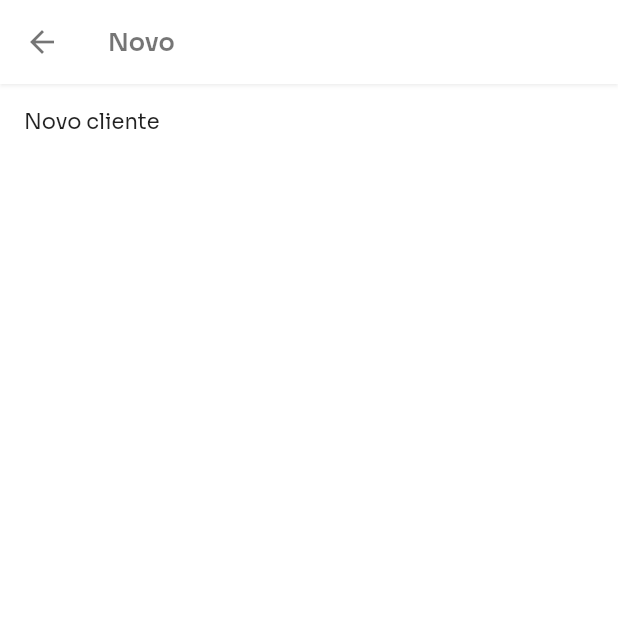
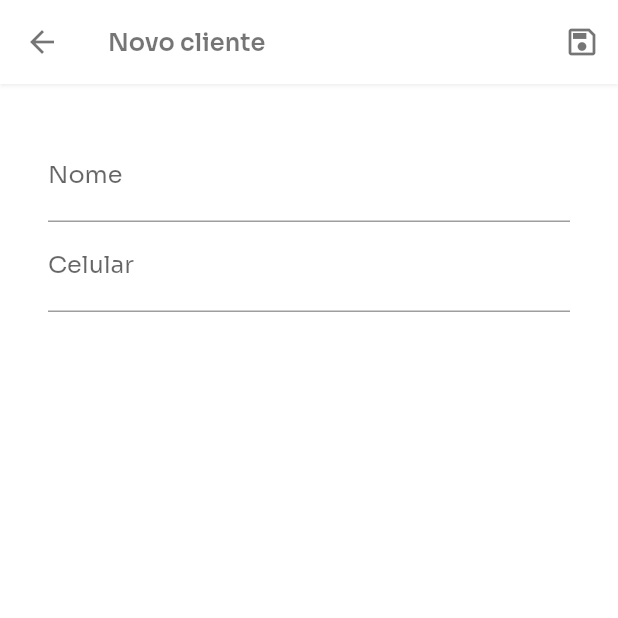
Before and after one commit to hugodesenv/app.controle.agendamentos, a Flutter app: the CustomerNew screen opened by its route, on a phone screen of 412 x 824 dp, the top half of it. Run offline on Flutter 3.47's test engine with Material 2 defaults, Android fonts, the phone set to English and light mode, and no system bars; our stand-ins replace awesome_dialog, bloc, contacts_service, firebase_auth, firebase_core, flutter_bloc and 4 more; accounts and stored records are empty; generated files the repository leaves out were written again.

Commit message:
Padronizaçoes

```diff
--- a/lib/pages/customer/new/bloc/customer_new_bloc.dart
+++ b/lib/pages/customer/new/bloc/customer_new_bloc.dart
@@ -2,6 +2,6 @@ import 'package:agendamentos/pages/customer/new/bloc/customer_new_event.dart';
 import 'package:agendamentos/pages/customer/new/bloc/customer_new_state.dart';
 import 'package:bloc/bloc.dart';
 
-class CustomerRegisterBloc extends Bloc<CustomerNewEvent, CustomerNewState> {
-  CustomerRegisterBloc(super.initialState) {}
+class CustomerNewBloc extends Bloc<CustomerNewEvent, CustomerNewState> {
+  CustomerNewBloc(super.initialState) {}
 }
--- a/lib/pages/customer/new/bloc/customer_new_state.dart
+++ b/lib/pages/customer/new/bloc/customer_new_state.dart
@@ -1,3 +1,3 @@
 abstract class CustomerNewState {}
 
-class CustomerRegisterStateInitial extends CustomerNewState {}
+class CustomerNewStateInitial extends CustomerNewState {}
--- a/lib/pages/customer/new/customer_new.dart
+++ b/lib/pages/customer/new/customer_new.dart
@@ -1,16 +1,48 @@
 import 'package:flutter/material.dart';
+import 'package:flutter_bloc/flutter_bloc.dart';
+import 'bloc/customer_new_bloc.dart';
 
 class CustomerNew extends StatelessWidget {
-  const CustomerNew({Key? key}) : super(key: key);
+  CustomerNew({Key? key}) : super(key: key);
+  final GlobalKey formKey = GlobalKey();
 
   @override
   Widget build(BuildContext context) {
     return Scaffold(
-      appBar: AppBar(title: const Text("Novo")),
-      body: Container(
-        padding: const EdgeInsets.all(16),
-        color: Theme.of(context).highlightColor,
-        child: Text("Novo cliente"),
+      appBar: AppBar(
+        title: const Text("Novo cliente"),
+        actions: [
+          IconButton(
+            onPressed: () {},
+            icon: const Icon(Icons.save_outlined),
+          ),
+        ],
+      ),
+      body: BlocBuilder(
+        bloc: BlocProvider.of<CustomerNewBloc>(context),
+        builder: (_, state) {
+          return Container(
+            padding: const EdgeInsets.all(16),
+            color: Theme.of(context).highlightColor,
+            child: SingleChildScrollView(
+              padding: const EdgeInsets.all(16),
+              child: Form(
+                key: formKey,
+                child: Column(
+                  crossAxisAlignment: CrossAxisAlignment.stretch,
+                  children: [
+                    TextFormField(
+                      decoration: const InputDecoration(labelText: 'Nome'),
+                    ),
+                    TextFormField(
+                      decoration: const InputDecoration(labelText: 'Celular'),
+                    ),
+                  ],
+                ),
+              ),
+            ),
+          );
+        },
       ),
     );
   }
--- a/lib/pages/customer/query/customer_query.dart
+++ b/lib/pages/customer/query/customer_query.dart
@@ -65,8 +65,8 @@ class CustomerQuery extends StatelessWidget {
                             context,
                             MaterialPageRoute(builder: (_) {
                               return BlocProvider(
-                                create: (context) => CustomerInfoBloc(CustomerInfoStateInitial()),
-                                child: CustomerInfo(customer: customer),
+                                create: (context) => CustomerInfoBloc(CustomerInfoStateInitial(), customer),
+                                child: const CustomerInfo(),
                               );
                             }),
                           ),
--- a/lib/routes.dart
+++ b/lib/routes.dart
@@ -1,18 +1,14 @@
-import 'package:agendamentos/model/customer.dart';
-import 'package:agendamentos/pages/customer/info/bloc/customer_info_bloc.dart';
-import 'package:agendamentos/pages/customer/info/bloc/customer_info_state.dart';
-import 'package:agendamentos/pages/customer/info/customer_info.dart';
-import 'package:agendamentos/pages/customer/new/customer_new.dart';
-import 'package:agendamentos/pages/customer/query/bloc/customer_query_bloc.dart';
-import 'package:agendamentos/pages/customer/query/bloc/customer_query_event.dart';
-import 'package:agendamentos/pages/customer/query/bloc/customer_query_state.dart';
-import 'package:agendamentos/pages/customer/query/customer_query.dart';
 import 'package:agendamentos/pages/customer/import/bloc/customer_import_bloc.dart';
 import 'package:agendamentos/pages/customer/import/bloc/customer_import_event.dart';
 import 'package:agendamentos/pages/customer/import/bloc/customer_import_state.dart';
 import 'package:agendamentos/pages/customer/import/customer_import.dart';
 import 'package:agendamentos/pages/customer/new/bloc/customer_new_bloc.dart';
 import 'package:agendamentos/pages/customer/new/bloc/customer_new_state.dart';
+import 'package:agendamentos/pages/customer/new/customer_new.dart';
+import 'package:agendamentos/pages/customer/query/bloc/customer_query_bloc.dart';
+import 'package:agendamentos/pages/customer/query/bloc/customer_query_event.dart';
+import 'package:agendamentos/pages/customer/query/bloc/customer_query_state.dart';
+import 'package:agendamentos/pages/customer/query/customer_query.dart';
 import 'package:agendamentos/pages/home/bloc/home_bloc.dart';
 import 'package:agendamentos/pages/home/bloc/home_state.dart';
 import 'package:agendamentos/pages/sign_in/bloc/sign_in_bloc.dart';
@@ -20,6 +16,7 @@ import 'package:agendamentos/pages/sign_in/bloc/sign_in_event.dart';
 import 'package:agendamentos/pages/sign_in/bloc/sign_in_state.dart';
 import 'package:agendamentos/pages/sign_in/sign_in.dart';
 import 'package:flutter_bloc/flutter_bloc.dart';
+
 import 'pages/home/home.dart';
 
 const ROUTE_HOME = '/home';
@@ -42,8 +39,8 @@ appRoutes() => {
             child: const CustomerQuery(),
           ),
       ROUTE_CUSTOMER_NEW: (_) => BlocProvider(
-            create: (_) => CustomerRegisterBloc(CustomerRegisterStateInitial()),
-            child: const CustomerNew(),
+            create: (_) => CustomerNewBloc(CustomerNewStateInitial()),
+            child: CustomerNew(),
           ),
       ROUTE_CUSTOMER_IMPORT: (_) => BlocProvider(
             create: (context) => CustomerImportBloc(CustomerImportStateInitial())..add(CustomerImportEventFetchAll()),
```
Also changed, not shown: lib/pages/customer/info/bloc/customer_info_bloc.dart (+10 -7 lines), lib/pages/customer/info/customer_info.dart (+12 -12 lines), lib/repository/launcher_repository.dart (added, +12 -0 lines).
